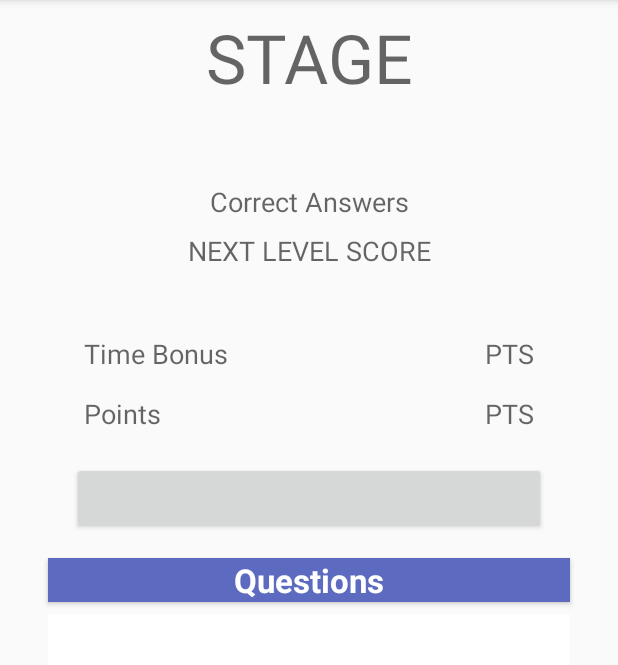
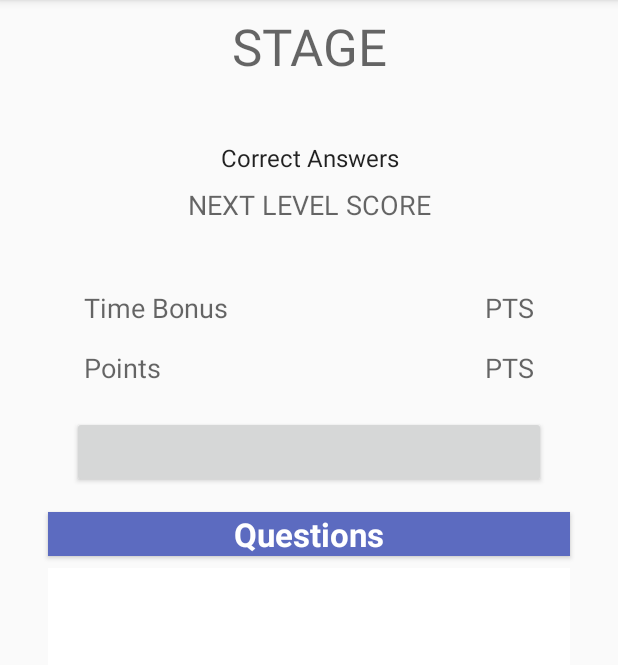
Before and after one commit to djeastm/triple_trivia, an Android app: the layout fragment_stage_end.xml on its own in the app's theme, with its tools: preview values and no code run, on a phone screen of 412 x 824 dp, the part 72-737 px from its top. Run offline under Robolectric (Android 15) with nearby library versions, the phone set to English and light mode, and no system bars.

Commit message:
Reformat stage load text appearances and archive old code

```diff
--- a/app/src/main/res/layout/fragment_stage_end.xml
+++ b/app/src/main/res/layout/fragment_stage_end.xml
@@ -19,7 +19,7 @@
     <TextView
         android:id="@+id/stage_end_message_textview"
         android:text="@string/stage"
-        android:textAppearance="@style/TextAppearance.AppCompat.Display2"
+        android:textAppearance="@style/TextAppearance.AppCompat.Display1"
         android:textAlignment="center"
         android:layout_width="0dp"
         android:layout_height="wrap_content"
@@ -35,7 +35,7 @@
     <TextView
         android:id="@+id/stage_end_subtitle_textview"
         android:text=""
-        android:textAppearance="@style/TextAppearance.AppCompat.Display1"
+        android:textAppearance="@style/TextAppearance.AppCompat.Headline"
         android:textAlignment="center"
         android:layout_width="0dp"
         android:layout_height="wrap_content"
@@ -53,7 +53,7 @@
         android:layout_width="0dp"
         android:layout_height="wrap_content"
         android:gravity="center"
-        android:textAppearance="@style/TextAppearance.AppCompat.Medium"
+        android:textAppearance="@style/TextAppearance.AppCompat.Subhead"
         android:textAlignment="center"
         app:layout_constraintTop_toBottomOf="@+id/stage_end_subtitle_textview"
         app:layout_constraintRight_toRightOf="parent"
--- a/app/src/main/res/layout/fragment_stage_load.xml
+++ b/app/src/main/res/layout/fragment_stage_load.xml
@@ -8,7 +8,7 @@
     <TextView
         android:id="@+id/stage_load_stage_label_text_view"
         android:text="@string/stage"
-        android:textAppearance="@style/TextAppearance.AppCompat.Large"
+        android:textAppearance="@style/TextAppearance.AppCompat.Display1"
         android:gravity="center"
         android:layout_width="0dp"
         android:layout_height="wrap_content"
@@ -25,7 +25,7 @@
     <TextView
         android:id="@+id/stage_load_stage_number_text_view"
         android:text="@string/digit_placeholder"
-        android:textAppearance="@style/TextAppearance.AppCompat.Large"
+        android:textAppearance="@style/TextAppearance.AppCompat.Headline"
         android:gravity="center"
         android:layout_width="0dp"
         android:layout_height="wrap_content"
@@ -89,7 +89,7 @@
     <TextView
         android:id="@+id/stage_load_stage_starting_text_view"
         android:text="@string/starting"
-        android:textAppearance="@style/TextAppearance.AppCompat.Large"
+        android:textAppearance="@style/TextAppearance.AppCompat.Display1"
         android:gravity="center"
         android:layout_width="0dp"
         android:layout_height="wrap_content"
```
Also changed, not shown: app/src/main/java/com/davidjeastman/tufftrivia/MyDrawerLayout.java (deleted, +0 -34 lines), app/src/main/java/com/davidjeastman/tufftrivia/ProfileManager.java (+0 -41 lines), app/src/main/res/drawable/stage_load_countdown_circle.xml (deleted, +0 -7 lines), 1 other file.
